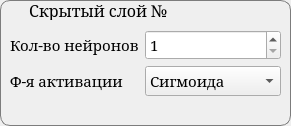
Above: ui/hiddenlayerconfig.ui from EvilCommunist/Neuro-Simulator before the change. Below: the same form after it.
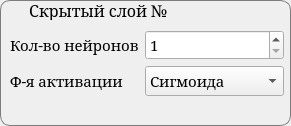
That is the form after the change.

```diff
--- a/ui/hiddenlayerconfig.ui
+++ b/ui/hiddenlayerconfig.ui
@@ -59,7 +59,7 @@
     <rect>
      <x>10</x>
      <y>30</y>
-     <width>271</width>
+     <width>274</width>
      <height>81</height>
     </rect>
    </property>
```
Left out of the diff: 5 changed lines with no effect on the pictures.
